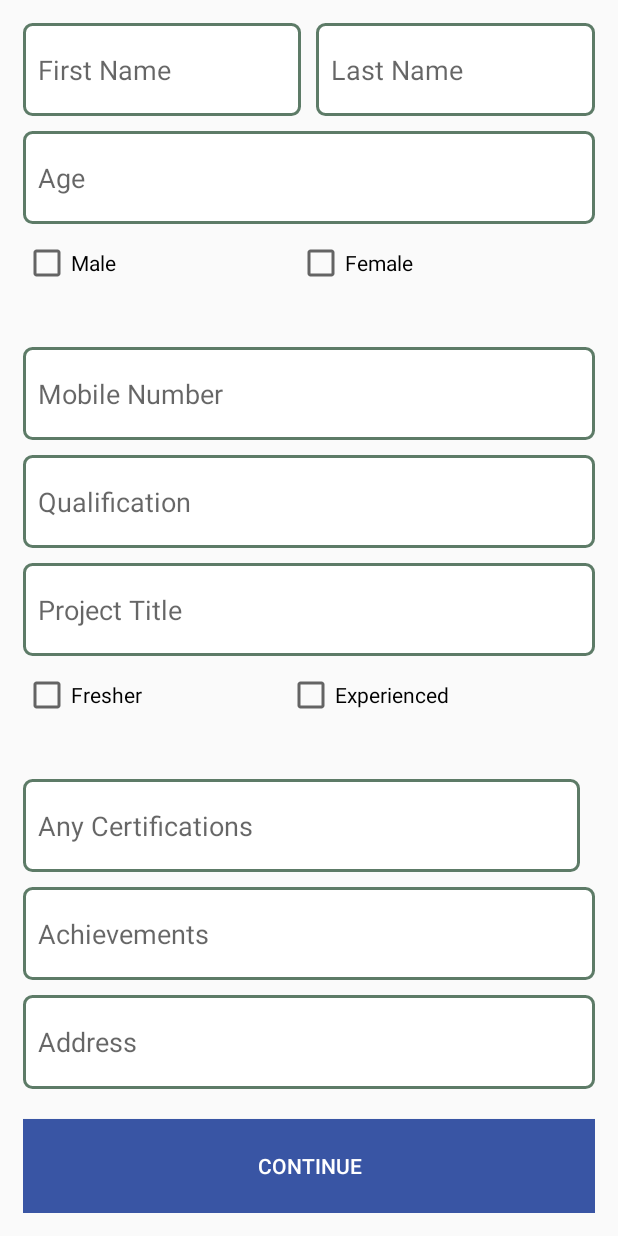
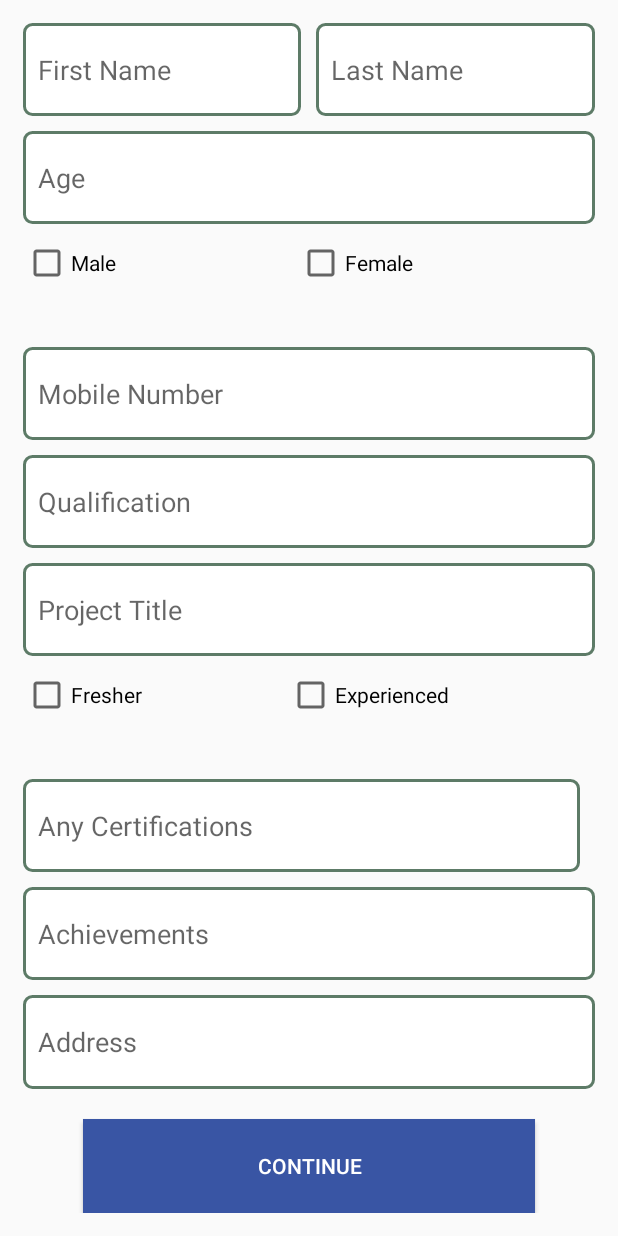
Before and after one commit to narendramarikanti/JobMaker, an Android app: the Registration_Screen screen opened directly, with no data from a screen before it, on a phone screen of 412 x 824 dp. Run offline under Robolectric (Android 15) with nearby library versions, the phone set to English and light mode, and no system bars.

Commit message:
continue button set

```diff
--- a/app/src/main/res/layout/activity_registration__screen.xml
+++ b/app/src/main/res/layout/activity_registration__screen.xml
@@ -171,7 +171,10 @@
         android:layout_weight="10"
         android:layout_height="0dp"
         android:layout_marginTop="20dp"
+        android:layout_marginLeft="40dp"
+        android:layout_marginRight="40dp"
         android:text="Continue"
+
         android:textColor="@color/text_color"
         android:background="@color/refresh"
 
```
